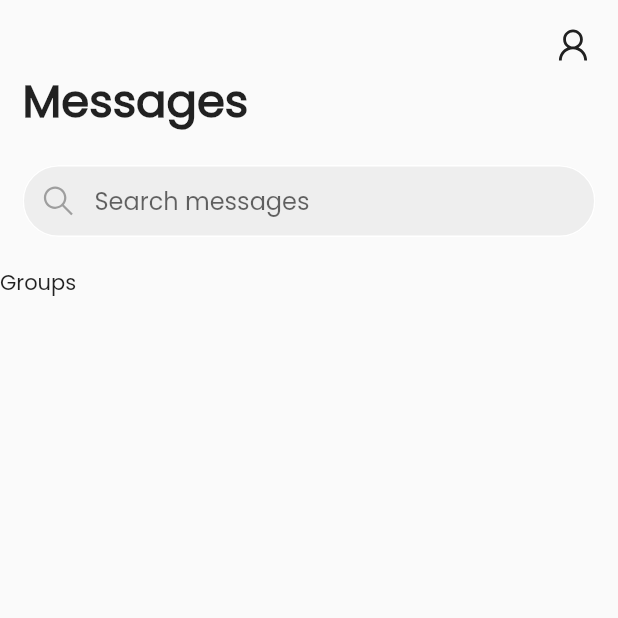
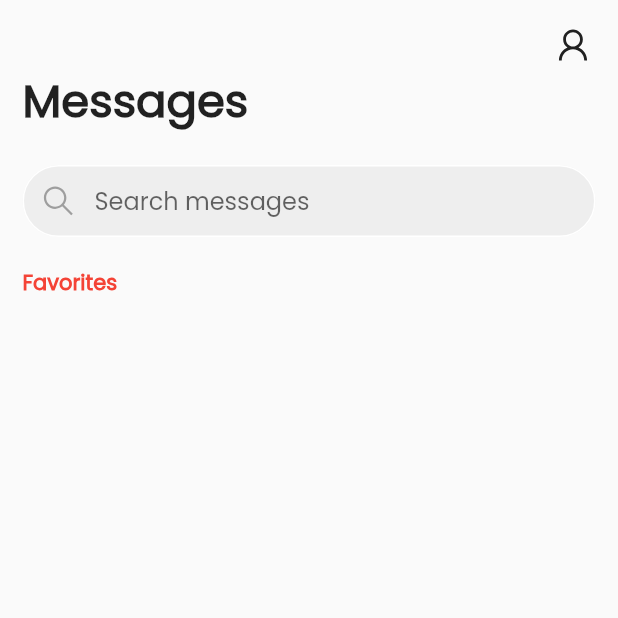
Before and after one commit to yogesh-aggarwal/memo-messenger, a Flutter app: the screen it shows after launch, on a phone screen of 412 x 824 dp, the top half of it. Run offline on Flutter 3.47's test engine with Material 2 defaults, Android fonts, the phone set to English and light mode, and no system bars; our stand-ins replace flutter_blurhash, line_awesome_flutter, rxdart.

Commit message:
Separated constants

```diff
--- a/lib/Activities/ChatActivity/Activity.dart
+++ b/lib/Activities/ChatActivity/Activity.dart
@@ -5,7 +5,6 @@ import 'package:memomessenger/Activities/ChatActivity/Messages.dart';
 import 'package:memomessenger/Activities/ChatActivity/WriteMessage.dart';
 import 'package:memomessenger/Activities/UserProfileActivity/Activity.dart';
 import 'package:memomessenger/Services/Chats.dart';
-import 'package:memomessenger/Services/Constants.dart';
 import 'package:memomessenger/Services/Types/ChatsActivity.dart';
 
 class SenderInfoAppBar extends StatelessWidget implements PreferredSizeWidget {
@@ -109,8 +108,6 @@ class ChatActivity extends StatelessWidget {
   @override
   Widget build(BuildContext context) {
     return MaterialApp(
-      theme: theme,
-      builder: materialAppBuilder,
       debugShowCheckedModeBanner: false,
       home: Scaffold(
         appBar: SenderInfoAppBar(
--- a/lib/Activities/ChatActivity/WriteMessage.dart
+++ b/lib/Activities/ChatActivity/WriteMessage.dart
@@ -2,7 +2,6 @@ import 'package:flutter/cupertino.dart';
 import 'package:flutter/material.dart';
 import 'package:line_awesome_flutter/line_awesome_flutter.dart';
 import 'package:memomessenger/Services/Chats.dart';
-import 'package:memomessenger/Services/Constants.dart';
 import 'package:memomessenger/Services/Types/Chat.dart';
 import 'package:memomessenger/Services/User.dart';
 
@@ -19,7 +18,9 @@ class MessageAction extends StatelessWidget {
       child: Container(
         decoration: BoxDecoration(borderRadius: BorderRadius.circular(40)),
         padding: EdgeInsets.symmetric(vertical: 6, horizontal: 6),
-        child: Icon(icon, color: themeAccentColor[800]),
+        child: Icon(
+          icon,
+        ),
       ),
     );
   }
--- /dev/null
+++ b/lib/Activities/MemoMessenger/Constants.dart
@@ -0,0 +1,10 @@
+import 'package:flutter/material.dart';
+
+TextStyle sectionTitleTextStyle(BuildContext context) {
+  return TextStyle(
+    color: Theme.of(context).accentColor,
+    fontWeight: FontWeight.w600,
+  );
+}
+
+final EdgeInsetsGeometry sectionTitlePadding = EdgeInsets.only(right: 10);
--- a/lib/Activities/MemoMessenger/Groups.dart
+++ b/lib/Activities/MemoMessenger/Groups.dart
@@ -1,4 +1,6 @@
 import 'package:flutter/material.dart';
+import 'package:memomessenger/Activities/MemoMessenger/Constants.dart';
+import 'package:memomessenger/Services/Constants.dart';
 
 class GroupsWidget extends StatefulWidget {
   @override
@@ -8,8 +10,20 @@ class GroupsWidget extends StatefulWidget {
 class _GroupsWidgetState extends State<GroupsWidget> {
   @override
   Widget build(BuildContext context) {
-    return Container(
-      child: Text("Groups"),
+    return SingleChildScrollView(
+      scrollDirection: Axis.horizontal,
+      padding: lrPadding,
+      child: Row(
+        children: [
+          GestureDetector(
+            onTap: () {},
+            child: Text(
+              "Favorites",
+              style: sectionTitleTextStyle(context),
+            ),
+          ),
+        ],
+      ),
     );
   }
 }
--- a/lib/Activities/UserProfileActivity/Activity.dart
+++ b/lib/Activities/UserProfileActivity/Activity.dart
@@ -1,5 +1,4 @@
 import 'package:flutter/material.dart';
-import 'package:memomessenger/Services/Constants.dart';
 
 class UserProfileActivity extends StatelessWidget {
   final String userId;
@@ -9,7 +8,6 @@ class UserProfileActivity extends StatelessWidget {
   @override
   Widget build(BuildContext context) {
     return MaterialApp(
-      theme: theme,
       home: Scaffold(
         body: SafeArea(
           child: Container(
--- a/lib/Services/Constants.dart
+++ b/lib/Services/Constants.dart
@@ -1,25 +1,4 @@
 import 'package:flutter/material.dart';
 
 final MaterialColor themeAccentColor = Colors.red;
-final ThemeData theme = ThemeData(
-  accentColor: themeAccentColor,
-  accentColorBrightness: Brightness.light,
-  fontFamily: "Poppins",
-  appBarTheme: AppBarTheme(
-    color: themeAccentColor,
-    elevation: 0,
-  ),
-);
-final Function materialAppBuilder = (context, child) {
-  return ScrollConfiguration(
-    behavior: ScrollBehavior()
-      ..buildViewportChrome(context, null, AxisDirection.down),
-    child: child,
-  );
-};
-final Color bottomAppBarIconColor = themeAccentColor[800];
-final double messageBorderRadius = 10;
-final TextStyle bottomAppBarIconLabelTextStyle =
-    TextStyle(color: themeAccentColor[800], fontWeight: FontWeight.bold);
-
 final EdgeInsetsGeometry lrPadding = EdgeInsets.symmetric(horizontal: 15);
--- a/lib/main.dart
+++ b/lib/main.dart
@@ -19,7 +19,6 @@ class Main extends StatelessWidget {
           elevation: 0,
         ),
       ),
-      builder: materialAppBuilder,
       debugShowCheckedModeBanner: false,
       home: MemoMessenger(),
     );
```
Also changed, not shown: lib/Activities/ChatActivity/Messages.dart (+4 -6 lines).
